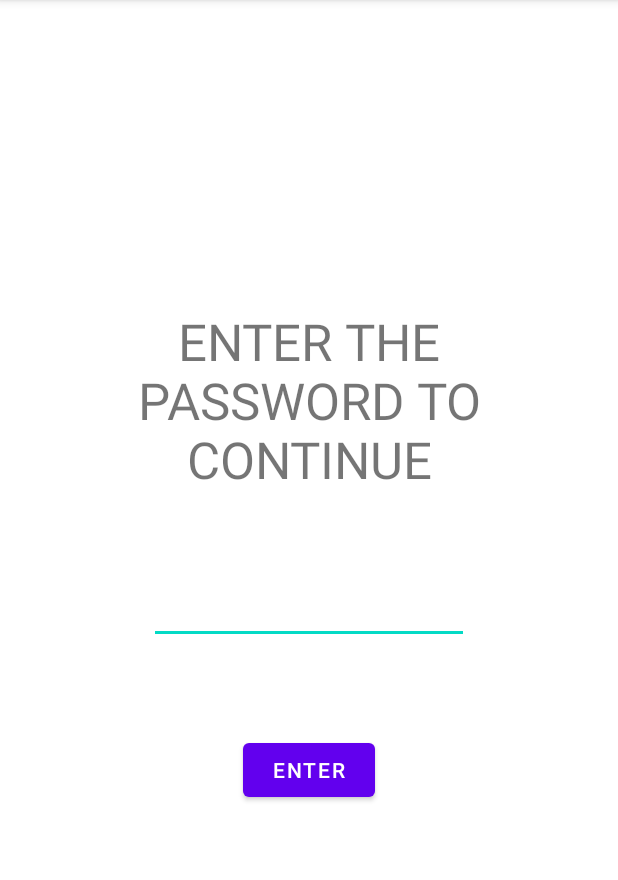
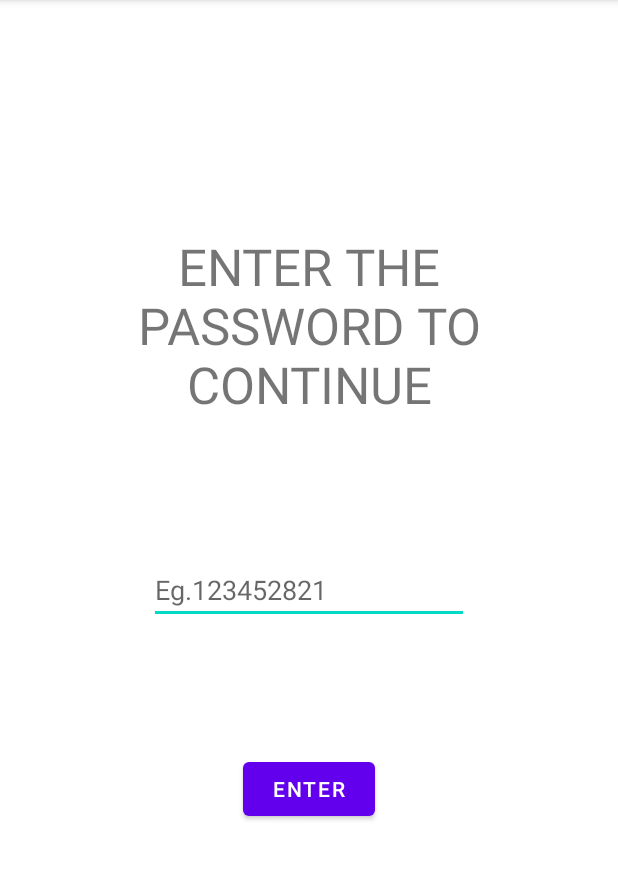
Before and after one commit to Shreygupta2002/NSP_BANK, an Android app: the Admin screen opened directly, with no data from a screen before it, on a phone screen of 412 x 824 dp, the part 84-964 px from its top. Run offline under Robolectric (Android 15) with nearby library versions, the phone set to English and light mode, and no system bars.

Commit message:
Added more

```diff
--- a/app/src/main/java/nsp/bhu/in/Admin1.java
+++ b/app/src/main/java/nsp/bhu/in/Admin1.java
@@ -2,6 +2,7 @@ package nsp.bhu.in;
 
 import androidx.appcompat.app.AppCompatActivity;
 
+import android.content.Intent;
 import android.os.Bundle;
 
 public class Admin1 extends AppCompatActivity {
@@ -10,5 +11,6 @@ public class Admin1 extends AppCompatActivity {
     protected void onCreate(Bundle savedInstanceState) {
         super.onCreate(savedInstanceState);
         setContentView(R.layout.activity_admin2);
+        Intent intent =getIntent();
     }
 }
--- a/app/src/main/res/layout/activity_admin.xml
+++ b/app/src/main/res/layout/activity_admin.xml
@@ -10,7 +10,7 @@
         android:id="@+id/textView2"
         android:layout_width="283dp"
         android:layout_height="134dp"
-        android:layout_marginTop="200dp"
+        android:layout_marginTop="150dp"
         android:gravity="center"
         android:text="ENTER THE PASSWORD TO CONTINUE"
         android:textSize="34sp"
@@ -18,24 +18,36 @@
         app:layout_constraintStart_toStartOf="parent"
         app:layout_constraintTop_toTopOf="parent" />
 
-    <EditText
-        android:id="@+id/editTextNumberPassword"
+    <Button
+        android:id="@+id/button4"
         android:layout_width="wrap_content"
         android:layout_height="wrap_content"
-        android:layout_marginTop="50dp"
-        android:ems="10"
-        android:inputType="numberPassword"
+        android:onClick="onClick"
+        android:text="ENTER"
+        app:layout_constraintBottom_toBottomOf="parent"
         app:layout_constraintEnd_toEndOf="parent"
         app:layout_constraintStart_toStartOf="parent"
         app:layout_constraintTop_toBottomOf="@+id/textView2" />
 
-    <Button
-        android:id="@+id/button4"
+    <EditText
+        android:id="@+id/pass"
         android:layout_width="wrap_content"
         android:layout_height="wrap_content"
-        android:layout_marginTop="60dp"
-        android:text="ENTER"
+        android:ems="10"
+        android:hint="Eg.123452821"
+        android:inputType="textPersonName"
+        app:layout_constraintBottom_toTopOf="@+id/button4"
         app:layout_constraintEnd_toEndOf="parent"
         app:layout_constraintStart_toStartOf="parent"
-        app:layout_constraintTop_toBottomOf="@+id/editTextNumberPassword" />
+        app:layout_constraintTop_toBottomOf="@+id/textView2" />
+
+    <TextView
+        android:id="@+id/textView3"
+        android:layout_width="wrap_content"
+        android:layout_height="wrap_content"
+        android:layout_marginBottom="50dp"
+        app:layout_constraintBottom_toBottomOf="parent"
+        app:layout_constraintEnd_toEndOf="parent"
+        app:layout_constraintStart_toStartOf="parent"
+        app:layout_constraintTop_toBottomOf="@+id/button4" />
 </androidx.constraintlayout.widget.ConstraintLayout>
```
Also changed, not shown: app/src/main/java/nsp/bhu/in/Admin.java (+25 -0 lines).
